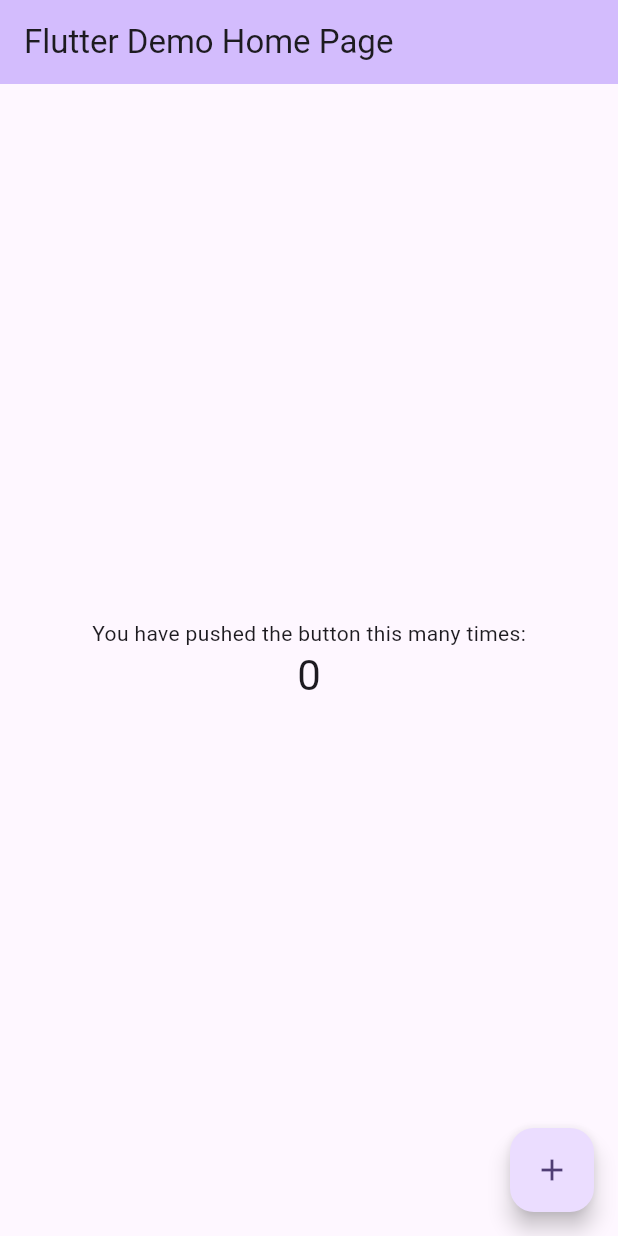
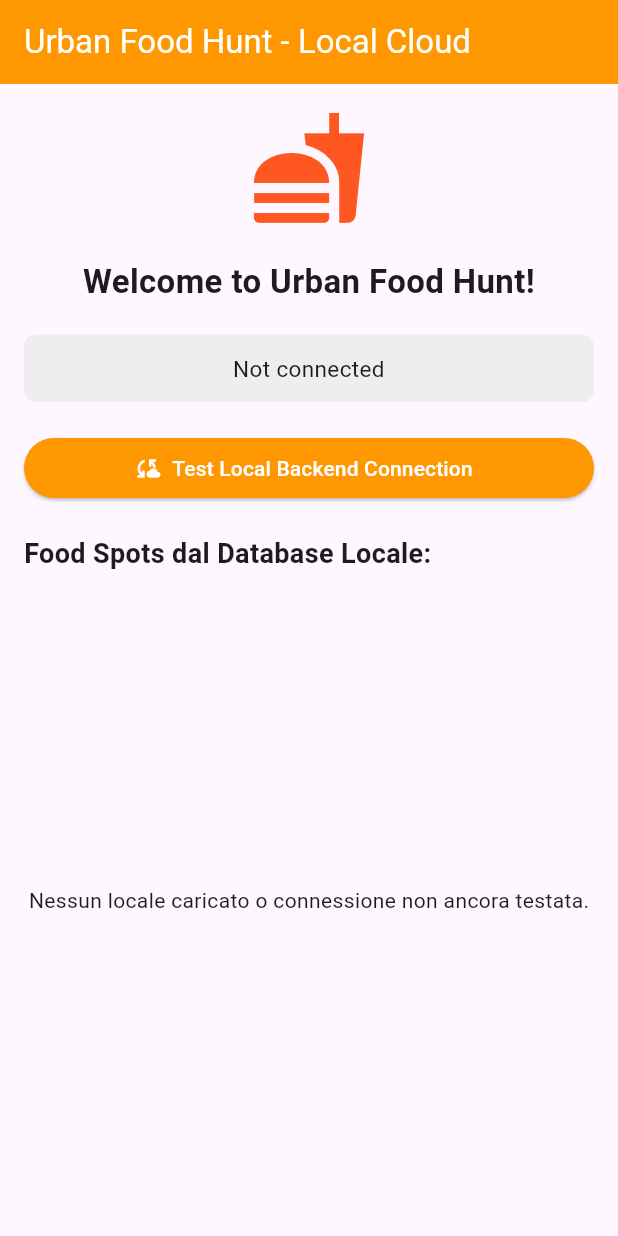
Before and after one commit to martinaligorio/UrbanFoodHunt, a Flutter app: the screen it shows after launch, on a phone screen of 412 x 824 dp. Run offline on Flutter 3.47's test engine with Material 3 defaults, Android fonts, the phone set to English and light mode, and no system bars.

Commit message:
connect flutter frontend to local fastapi backend

```diff
--- a/Frontend/lib/main.dart
+++ b/Frontend/lib/main.dart
@@ -1,122 +1,173 @@
 import 'package:flutter/material.dart';
+import 'package:http/http.dart' as http;
+import 'dart:convert';
 
+/// Main entry point of the Flutter application.
 void main() {
-  runApp(const MyApp());
+  runApp(const UrbanFoodHuntApp());
 }
 
-class MyApp extends StatelessWidget {
-  const MyApp({super.key});
+class UrbanFoodHuntApp extends StatelessWidget {
+  const UrbanFoodHuntApp({super.key});
 
-  // This widget is the root of your application.
   @override
   Widget build(BuildContext context) {
     return MaterialApp(
-      title: 'Flutter Demo',
+      title: 'Urban Food Hunt',
       theme: ThemeData(
-        // This is the theme of your application.
-        //
-        // TRY THIS: Try running your application with "flutter run". You'll see
-        // the application has a purple toolbar. Then, without quitting the app,
-        // try changing the seedColor in the colorScheme below to Colors.green
-        // and then invoke "hot reload" (save your changes or press the "hot
-        // reload" button in a Flutter-supported IDE, or press "r" if you used
-        // the command line to start the app).
-        //
-        // Notice that the counter didn't reset back to zero; the application
-        // state is not lost during the reload. To reset the state, use hot
-        // restart instead.
-        //
-        // This works for code too, not just values: Most code changes can be
-        // tested with just a hot reload.
-        colorScheme: .fromSeed(seedColor: Colors.deepPurple),
+        primarySwatch: Colors.orange,
+        useMaterial3: true,
       ),
-      home: const MyHomePage(title: 'Flutter Demo Home Page'),
+      home: const HomeScreen(),
     );
   }
 }
 
-class MyHomePage extends StatefulWidget {
-  const MyHomePage({super.key, required this.title});
-
-  // This widget is the home page of your application. It is stateful, meaning
-  // that it has a State object (defined below) that contains fields that affect
-  // how it looks.
-
-  // This class is the configuration for the state. It holds the values (in this
-  // case the title) provided by the parent (in this case the App widget) and
-  // used by the build method of the State. Fields in a Widget subclass are
-  // always marked "final".
-
-  final String title;
+class HomeScreen extends StatefulWidget {
+  const HomeScreen({super.key});
 
   @override
-  State<MyHomePage> createState() => _MyHomePageState();
+  State<HomeScreen> createState() => _HomeScreenState();
 }
 
-class _MyHomePageState extends State<MyHomePage> {
-  int _counter = 0;
+class _HomeScreenState extends State<HomeScreen> {
+  // Sostituito l'URL remoto con il backend locale FastAPI (Requisito 9)
+  // Nota: Se usi l'emulatore Android in futuro, usa 'http://10.0.2.2:8000'
+  final String backendUrl = "http://10.0.2.2:8000";
 
-  void _incrementCounter() {
+  String _serverStatus = "Not connected";
+  List<dynamic> _spotsList = [];
+  bool _isLoading = false;
+
+  /// Funzione asincrona per testare la connessione al server locale (Concurrency & REST API)
+  Future<void> _checkServerConnection() async {
     setState(() {
-      // This call to setState tells the Flutter framework that something has
-      // changed in this State, which causes it to rerun the build method below
-      // so that the display can reflect the updated values. If we changed
-      // _counter without calling setState(), then the build method would not be
-      // called again, and so nothing would appear to happen.
-      _counter++;
+      _isLoading = true;
+      _serverStatus = "Connecting to local backend...";
     });
+
+    try {
+      final response = await http.get(Uri.parse('$backendUrl/'));
+
+      if (response.statusCode == 200) {
+        final data = jsonDecode(response.body);
+        setState(() {
+          _serverStatus = "Connected! Server says:\n${data['message']}";
+        });
+        // Carica anche la lista dei food spots dopo la connessione
+        _fetchFoodSpots();
+      } else {
+        setState(() {
+          _serverStatus = "Server error: Status code ${response.statusCode}";
+        });
+      }
+    } catch (e) {
+      setState(() {
+        _serverStatus = "Connection failed: $e\nAssicurati che Uvicorn sia attivo!";
+      });
+    } finally {
+      setState(() {
+        _isLoading = false;
+      });
+    }
+  }
+
+  /// Funzione per recuperare i dati dal database SQLite tramite l'API REST (/spots/)
+  Future<void> _fetchFoodSpots() async {
+    try {
+      final response = await http.get(Uri.parse('$backendUrl/spots/'));
+      if (response.statusCode == 200) {
+        setState(() {
+          _spotsList = jsonDecode(response.body);
+        });
+      }
+    } catch (e) {
+      print("Errore nel recupero degli spots: $e");
+    }
   }
 
   @override
   Widget build(BuildContext context) {
-    // This method is rerun every time setState is called, for instance as done
-    // by the _incrementCounter method above.
-    //
-    // The Flutter framework has been optimized to make rerunning build methods
-    // fast, so that you can just rebuild anything that needs updating rather
-    // than having to individually change instances of widgets.
     return Scaffold(
       appBar: AppBar(
-        // TRY THIS: Try changing the color here to a specific color (to
-        // Colors.amber, perhaps?) and trigger a hot reload to see the AppBar
-        // change color while the other colors stay the same.
-        backgroundColor: Theme.of(context).colorScheme.inversePrimary,
-        // Here we take the value from the MyHomePage object that was created by
-        // the App.build method, and use it to set our appbar title.
-        title: Text(widget.title),
+        title: const Text('Urban Food Hunt - Local Cloud'),
+        backgroundColor: Colors.orange,
+        foregroundColor: Colors.white,
       ),
-      body: Center(
-        // Center is a layout widget. It takes a single child and positions it
-        // in the middle of the parent.
+      body: Padding(
+        padding: const EdgeInsets.all(16.0),
         child: Column(
-          // Column is also a layout widget. It takes a list of children and
-          // arranges them vertically. By default, it sizes itself to fit its
-          // children horizontally, and tries to be as tall as its parent.
-          //
-          // Column has various properties to control how it sizes itself and
-          // how it positions its children. Here we use mainAxisAlignment to
-          // center the children vertically; the main axis here is the vertical
-          // axis because Columns are vertical (the cross axis would be
-          // horizontal).
-          //
-          // TRY THIS: Invoke "debug painting" (choose the "Toggle Debug Paint"
-          // action in the IDE, or press "p" in the console), to see the
-          // wireframe for each widget.
-          mainAxisAlignment: .center,
+          crossAxisAlignment: CrossAxisAlignment.stretch,
           children: [
-            const Text('You have pushed the button this many times:'),
-            Text(
-              '$_counter',
-              style: Theme.of(context).textTheme.headlineMedium,
+            const Icon(
+              Icons.fastfood,
+              size: 80,
+              color: Colors.deepOrange,
+            ),
+            const SizedBox(height: 20),
+            const Text(
+              'Welcome to Urban Food Hunt!',
+              style: TextStyle(fontSize: 22, fontWeight: FontWeight.bold),
+              textAlign: TextAlign.center,
+            ),
+            const SizedBox(height: 20),
+
+            // Box di stato del server
+            Container(
+              padding: const EdgeInsets.all(12),
+              decoration: BoxDecoration(
+                color: Colors.grey[200],
+                borderRadius: BorderRadius.circular(8),
+              ),
+              child: Text(
+                _serverStatus,
+                style: const TextStyle(fontSize: 15),
+                textAlign: TextAlign.center,
+              ),
+            ),
+            const SizedBox(height: 20),
+
+            // Pulsante di test connessione
+            _isLoading
+                ? const Center(child: CircularProgressIndicator())
+                : ElevatedButton.icon(
+                    onPressed: _checkServerConnection,
+                    icon: const Icon(Icons.cloud_sync),
+                    label: const Text('Test Local Backend Connection'),
+                    style: ElevatedButton.styleFrom(
+                      backgroundColor: Colors.orange,
+                      foregroundColor: Colors.white,
+                    ),
+                  ),
+            const SizedBox(height: 20),
+            const Text(
+              'Food Spots dal Database Locale:',
+              style: TextStyle(fontSize: 18, fontWeight: FontWeight.bold),
+            ),
+            const SizedBox(height: 10),
+
+            // Lista dinamica dei chioschi presi dal database SQLite
+            Expanded(
+              child: _spotsList.isEmpty
+                  ? const Center(child: Text("Nessun locale caricato o connessione non ancora testata."))
+                  : ListView.builder(
+                      itemCount: _spotsList.length,
+                      itemBuilder: (context, index) {
+                        final spot = _spotsList[index];
+                        return Card(
+                          elevation: 2,
+                          child: ListTile(
+                            leading: const Icon(Icons.storefront, color: Colors.orange),
+                            title: Text(spot['name'] ?? ''),
+                            subtitle: Text(spot['address'] ?? ''),
+                          ),
+                        );
+                      },
+                    ),
             ),
           ],
         ),
       ),
-      floatingActionButton: FloatingActionButton(
-        onPressed: _incrementCounter,
-        tooltip: 'Increment',
-        child: const Icon(Icons.add),
-      ),
     );
   }
 }
--- a/Frontend/pubspec.yaml
+++ b/Frontend/pubspec.yaml
@@ -45,6 +45,7 @@ dev_dependencies:
   # package. See that file for information about deactivating specific lint
   # rules and activating additional ones.
   flutter_lints: ^6.0.0
+  http: ^1.2.0
 
 # For information on the generic Dart part of this file, see the
 # following page: https://dart.dev/tools/pub/pubspec
```
Also changed, not shown: Frontend/pubspec.lock.
